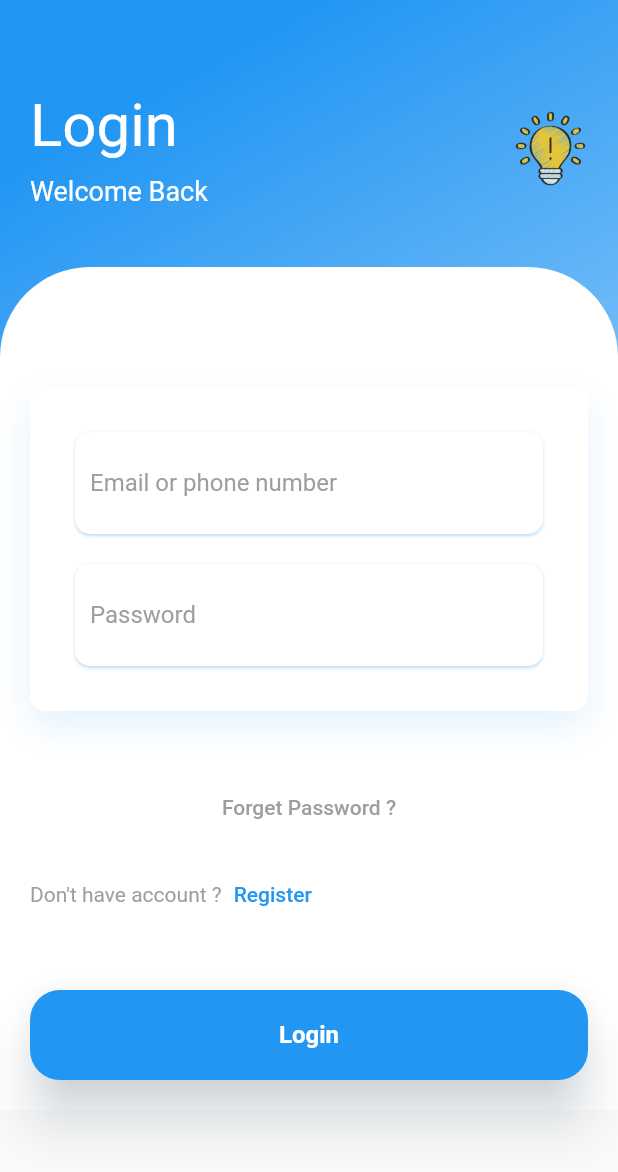
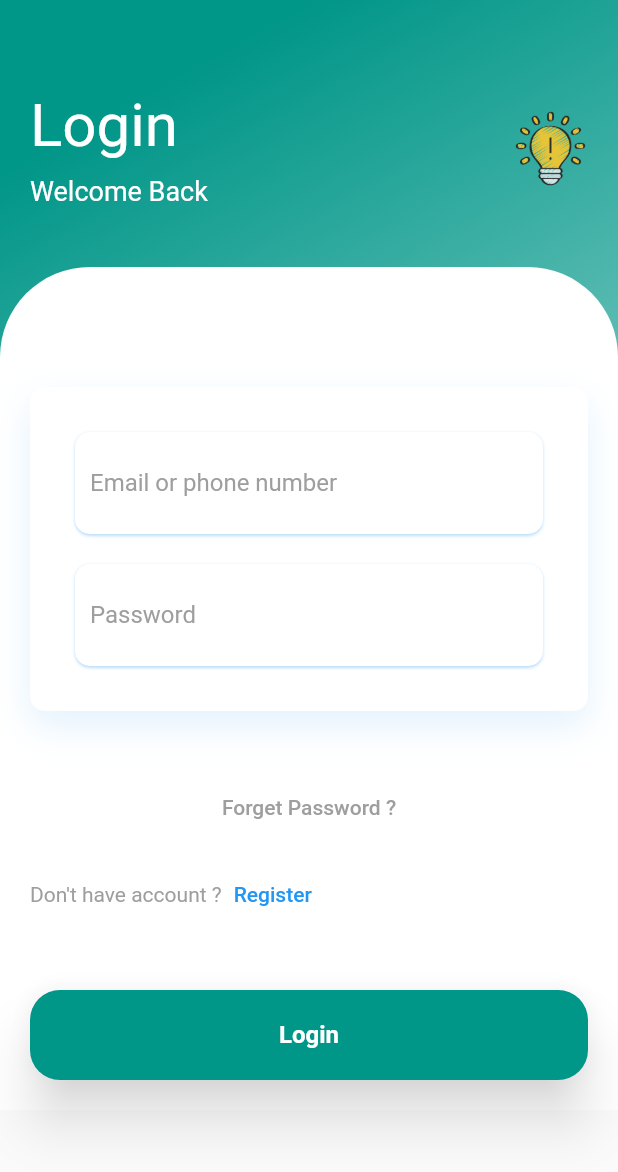
Before and after one commit to MoezMissaoui/fekra_app_flutter, a Flutter app: the screen it shows after launch, on a phone screen of 412 x 824 dp. Shown: the top 1172 px of the screen. Run offline on Flutter 3.47's test engine with Material 2 defaults, Android fonts, the phone set to English and light mode, and no system bars; our stand-ins replace simple_animations, supercharged.

Commit message:
add template

```diff
--- a/lib/helpers/template.dart
+++ b/lib/helpers/template.dart
@@ -1,14 +1,24 @@
 import 'package:flutter/material.dart';
 
+// statusBarColor Color
+const Color statusBarColor = Colors.teal;
+// primarySwatch Color
+const primarySwatch = Colors.teal;
+// Principal Background decoration
 BoxDecoration principalBackgroud = BoxDecoration(
   gradient: LinearGradient(
     begin: Alignment.topCenter,
     colors: [
-      Colors.blue.shade500,
-      Colors.blue.shade200,
+      Colors.teal.shade500,
+      Colors.teal.shade200,
     ],
   ),
 );
+// Principal button decoration
+Color principalBackgroundColorButton = Colors.teal.shade500;
+Color principalShadowColorButton = Colors.grey.shade50;
+// Principal shadow colors
+Color shadowTextFormField = Colors.grey.shade100;
+Color shadowBoxForm = Colors.grey.shade50;
 
-Color principalBackgroundColorButton = Colors.blue.shade500;
-Color principalShadowColorButton = Colors.blue.shade50;
+String logoUrl = "images/solution.png";
--- a/lib/main.dart
+++ b/lib/main.dart
@@ -1,4 +1,5 @@
 import 'package:fekra_app/SplashScreen.dart';
+import 'package:fekra_app/helpers/template.dart';
 import 'package:flutter/material.dart';
 import 'package:flutter/services.dart';
 
@@ -16,7 +17,7 @@ class MyApp extends StatelessWidget {
   Widget build(BuildContext context) {
     // change status bar color
     SystemChrome.setSystemUIOverlayStyle(const SystemUiOverlayStyle(
-      statusBarColor: Colors.blue,
+      statusBarColor: statusBarColor,
     ));
     return GestureDetector(
       // on tape hide keyboard
@@ -25,7 +26,7 @@ class MyApp extends StatelessWidget {
         title: 'FEKRA',
         debugShowCheckedModeBanner: false,
         theme: ThemeData(
-          primarySwatch: Colors.blue,
+          primarySwatch: primarySwatch,
         ),
         home: const SplashScreen(
           connected: _connected,
```
